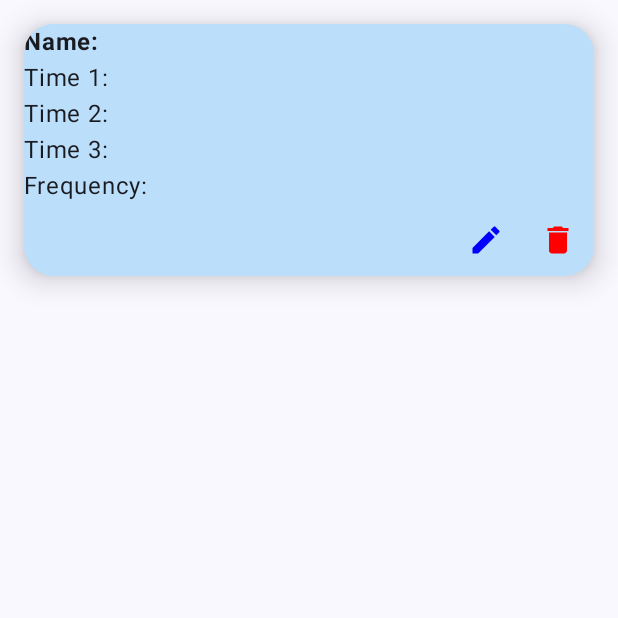
After one commit to abdo1salah/medical_reiminder, an Android app built with Jetpack Compose: the composable RemiderCard shown on its own in the app's theme, on a phone screen of 412 x 824 dp, the top half of it. The commit adds this screen. Run offline under Robolectric (Android 15) with nearby library versions, the phone set to English and light mode, and no system bars; our stand-ins replace Room's generated code; 3 statements that could not run were skipped.

Commit message:
a7a ya mohanad

```diff
--- /dev/null
+++ b/app/src/main/java/com/example/medicalreiminder/presentation/RemiderCard.kt
@@ -0,0 +1,54 @@
+package com.example.medicalreiminder.presentation
+
+import androidx.compose.foundation.layout.Arrangement
+import androidx.compose.foundation.layout.Row
+import androidx.compose.foundation.layout.fillMaxWidth
+import androidx.compose.foundation.layout.padding
+import androidx.compose.foundation.shape.RoundedCornerShape
+import androidx.compose.material.icons.Icons
+import androidx.compose.material.icons.filled.Delete
+import androidx.compose.material.icons.filled.Edit
+import androidx.compose.material3.Card
+import androidx.compose.material3.CardDefaults
+import androidx.compose.material3.Icon
+import androidx.compose.material3.IconButton
+import androidx.compose.material3.Text
+import androidx.compose.runtime.Composable
+import androidx.compose.ui.Modifier
+import androidx.compose.ui.graphics.Color
+import androidx.compose.ui.text.font.FontWeight
+import androidx.compose.ui.unit.dp
+import com.example.medicalreiminder.model.Reminder
+
+@Composable
+fun RemiderCard(
+    modifier: Modifier = Modifier,
+    reminder: Reminder,
+    onDelete: (Reminder) -> Unit,
+    onEditReminder: () -> Unit
+) {
+    Card(
+        elevation = CardDefaults.cardElevation(defaultElevation = 12.dp),
+        shape = RoundedCornerShape(20.dp),
+        colors = CardDefaults.cardColors(containerColor = Color(0xFFBBDEFB)), modifier = modifier
+            .padding(16.dp)
+            .fillMaxWidth()
+    )
+    {
+        Text("Name: ${reminder.name}", fontWeight = FontWeight.Bold)
+        Text("Time 1: ${reminder.firstTime}")
+        Text("Time 2: ${reminder.secondTime}")
+        Text("Time 3: ${reminder.thirdTime}")
+        Text("Frequency: ${reminder.dose}")
+
+        Row(horizontalArrangement = Arrangement.End, modifier = Modifier.fillMaxWidth()) {
+            IconButton(onClick = { onEditReminder() }) {
+                Icon(Icons.Default.Edit, contentDescription = "Edit", tint = Color.Blue)
+            }
+            IconButton(onClick = { onDelete(reminder) }) {
+                Icon(Icons.Default.Delete, contentDescription = "Delete", tint = Color.Red)
+            }
+        }
+    }
+
+}
--- a/app/src/main/java/com/example/medicalreiminder/viewModels/ReminderViewModel.kt
+++ b/app/src/main/java/com/example/medicalreiminder/viewModels/ReminderViewModel.kt
@@ -2,6 +2,7 @@ package com.example.medicalreiminder.viewModels
 
 import android.app.Application
 import android.widget.Toast
+import androidx.compose.runtime.collectAsState
 import androidx.compose.runtime.getValue
 import androidx.compose.runtime.mutableStateOf
 import androidx.compose.runtime.setValue
```
Also changed, not shown: app/src/main/java/com/example/medicalreiminder/presentation/MainScreen.kt (added, +138 -0 lines), app/src/main/java/com/example/medicalreiminder/presentation/Navigation.kt (+5 -3 lines), app/src/main/res/drawable/backg.png (added).
